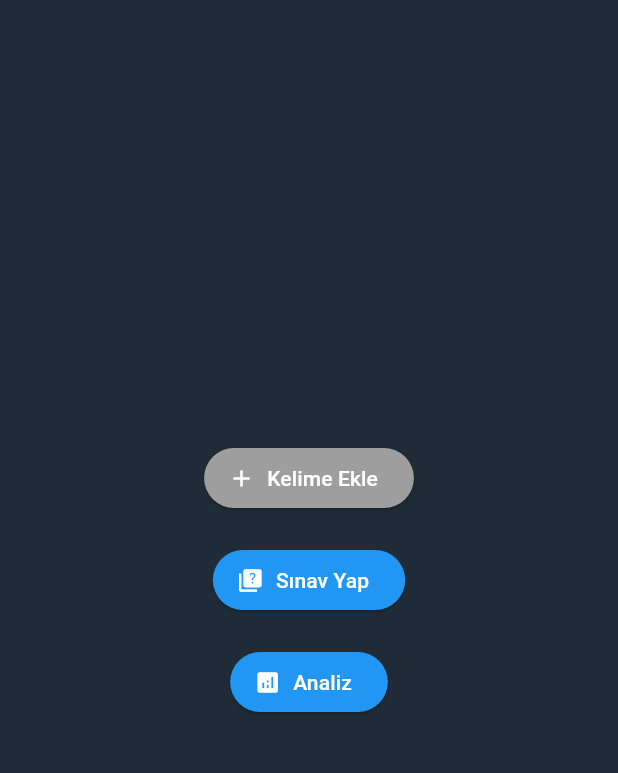
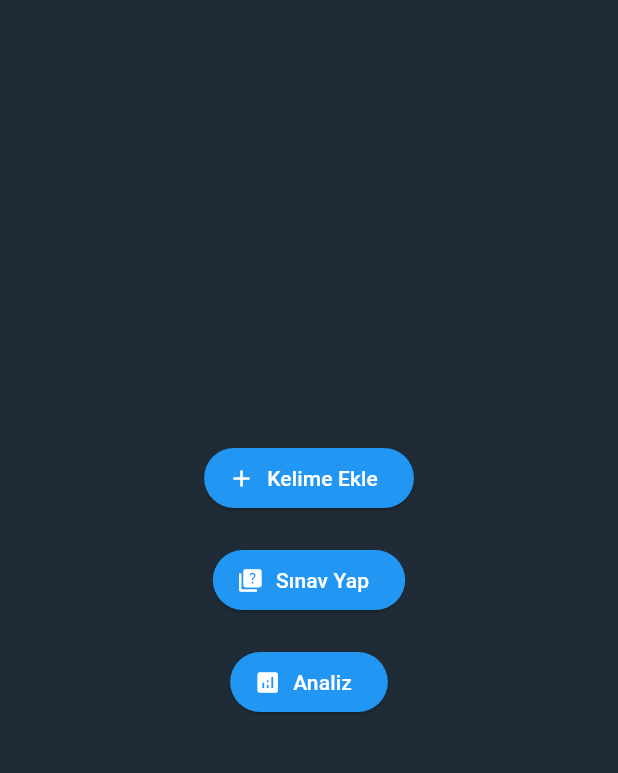
Before and after one commit to c-candycane/kelimeli, a Flutter app: the mainScreen screen opened directly, on a phone screen of 412 x 824 dp, the part 80-853 px from its top. Run offline on Flutter 3.47's test engine with Material 3 defaults, Android fonts, the light colour scheme and no system bars; our stand-ins replace audioplayers, cloud_firestore, file_picker, firebase_auth, firebase_core, firebase_storage and 2 more; accounts and stored records are empty.

Commit message:
admin requirement removed

```diff
--- a/lib/mainScreen.dart
+++ b/lib/mainScreen.dart
@@ -21,21 +21,15 @@ class mainScreen extends StatefulWidget {
 class _mainScreenState extends State<mainScreen> {
   final FirebaseAuth _auth = FirebaseAuth.instance;
   String username = "";
-  bool isAdmin = false;
 
   void initState() {
     super.initState();
     fetchUsername();
-    checkAdmin();
+
   }
 
   void fetchUsername() async {
     username = await UserUtilities.getUserName();
-    setState(() {});
-  }
-
-  void checkAdmin() async {
-    isAdmin = await UserUtilities.isCurrentUserAdmin();
     setState(() {});
   }
 
@@ -90,27 +84,17 @@ class _mainScreenState extends State<mainScreen> {
           mainAxisAlignment: MainAxisAlignment.center,
           children: [
             ElevatedButton.icon(
-              onPressed: isAdmin
-                  ? () {
+              onPressed: () {
                 Navigator.push(
                   context,
                   MaterialPageRoute(builder: (context) => AddWordScreen()),
                 );
               }
-                  : () {
-                AppUtilities.showAlertDialog("İzin Hatası", "Kelime ekleme yetkiniz yok.", context);
-              },
+               ,
               icon: Icon(Icons.add),
               label: Text('Kelime Ekle'),
               style: ButtonStyle(
-                backgroundColor: MaterialStateProperty.resolveWith<Color>(
-                      (Set<MaterialState> states) {
-                    if (isAdmin) {
-                      return Colors.blue; // Admin ise buton rengi mavi
-                    }
-                    return Colors.grey; // Admin değilse buton rengi gri
-                  },
-                ),
+
               ),
             ),
             SizedBox(height: 20),
```
